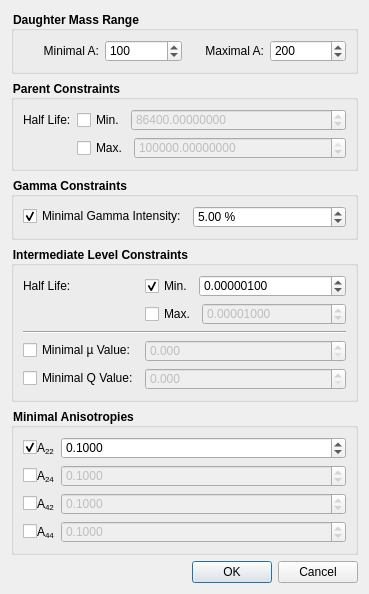
The window that trunk/SearchDialog.ui (ferdymercury/nuclei) describes before a commit, drawn with Qt 5.
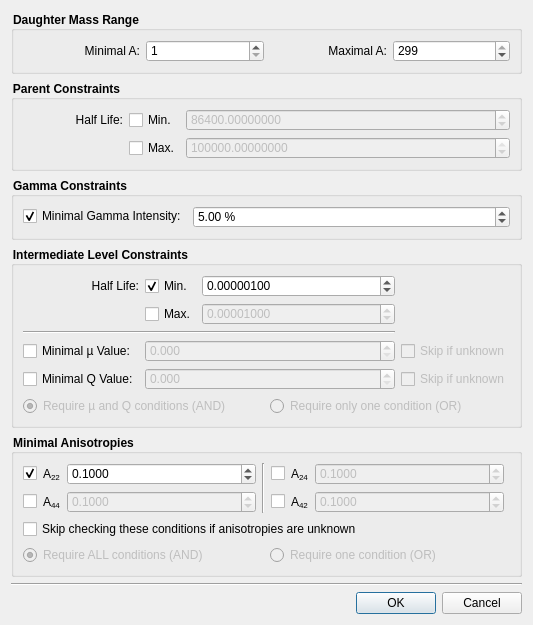
The same window after the commit. Icons and pictures are not drawn. Custom widgets are drawn as their Qt base class.

Commit message: Added new search options Anisotropy options not yet completely implemented!

Diff of the .ui file:
```diff
--- a/trunk/SearchDialog.ui
+++ b/trunk/SearchDialog.ui
@@ -6,8 +6,8 @@
    <rect>
     <x>0</x>
     <y>0</y>
-    <width>369</width>
-    <height>548</height>
+    <width>533</width>
+    <height>584</height>
    </rect>
   </property>
   <property name="windowTitle">
@@ -53,7 +53,7 @@
          <number>299</number>
         </property>
         <property name="value">
-         <number>100</number>
+         <number>1</number>
         </property>
        </widget>
       </item>
@@ -66,7 +66,7 @@
          <number>299</number>
         </property>
         <property name="value">
-         <number>200</number>
+         <number>299</number>
         </property>
        </widget>
       </item>
@@ -91,27 +91,31 @@
      <property name="title">
       <string>Parent Constraints</string>
      </property>
-     <layout class="QFormLayout" name="formLayout_4">
-      <property name="fieldGrowthPolicy">
-       <enum>QFormLayout::AllNonFixedFieldsGrow</enum>
-      </property>
+     <layout class="QGridLayout" name="gridLayout_4">
       <item row="0" column="0">
        <widget class="QLabel" name="parentHalfLifeLabel">
+        <property name="minimumSize">
+         <size>
+          <width>100</width>
+          <height>0</height>
+         </size>
+        </property>
         <property name="text">
          <string>Half Life:</string>
         </property>
+        <property name="alignment">
+         <set>Qt::AlignRight|Qt::AlignTrailing|Qt::AlignVCenter</set>
+        </property>
        </widget>
       </item>
       <item row="0" column="1">
-       <layout class="QHBoxLayout" name="horizontalLayout_9">
-        <item>
          <widget class="QCheckBox" name="minParentHalfLifeCheck">
           <property name="text">
            <string>Min.</string>
           </property>
          </widget>
         </item>
-        <item>
+      <item row="0" column="2">
          <widget class="HalfLifeSpinBox" name="minParentHalfLife">
           <property name="enabled">
            <bool>false</bool>
@@ -133,18 +137,14 @@
           </property>
          </widget>
         </item>
-       </layout>
-      </item>
       <item row="1" column="1">
-       <layout class="QHBoxLayout" name="horizontalLayout_10">
-        <item>
          <widget class="QCheckBox" name="maxParentHalfLifeCheck">
           <property name="text">
            <string>Max.</string>
           </property>
          </widget>
         </item>
-        <item>
+      <item row="1" column="2">
          <widget class="HalfLifeSpinBox" name="maxParentHalfLife">
           <property name="enabled">
            <bool>false</bool>
@@ -167,8 +167,6 @@
          </widget>
         </item>
        </layout>
-      </item>
-     </layout>
     </widget>
    </item>
    <item>
@@ -211,20 +209,18 @@
      <property name="title">
       <string>Intermediate Level Constraints</string>
      </property>
-     <layout class="QFormLayout" name="formLayout">
-      <property name="fieldGrowthPolicy">
-       <enum>QFormLayout::AllNonFixedFieldsGrow</enum>
-      </property>
+     <layout class="QGridLayout" name="gridLayout_2">
       <item row="0" column="0">
        <widget class="QLabel" name="intHalfLifeLabel">
         <property name="text">
          <string>Half Life:</string>
         </property>
+        <property name="alignment">
+         <set>Qt::AlignRight|Qt::AlignTrailing|Qt::AlignVCenter</set>
+        </property>
        </widget>
       </item>
       <item row="0" column="1">
-       <layout class="QHBoxLayout" name="horizontalLayout_2">
-        <item>
          <widget class="QCheckBox" name="minIntHalfLifeCheck">
           <property name="text">
            <string>Min.</string>
@@ -234,7 +230,7 @@
           </property>
          </widget>
         </item>
-        <item>
+      <item row="0" column="2">
          <widget class="HalfLifeSpinBox" name="minIntHalfLife">
           <property name="sizePolicy">
            <sizepolicy hsizetype="MinimumExpanding" vsizetype="Fixed">
@@ -253,18 +249,14 @@
           </property>
          </widget>
         </item>
-       </layout>
-      </item>
       <item row="1" column="1">
-       <layout class="QHBoxLayout" name="horizontalLayout_3">
-        <item>
          <widget class="QCheckBox" name="maxIntHalfLifeCheck">
           <property name="text">
            <string>Max.</string>
           </property>
          </widget>
         </item>
-        <item>
+      <item row="1" column="2">
          <widget class="HalfLifeSpinBox" name="maxIntHalfLife">
           <property name="enabled">
            <bool>false</bool>
@@ -283,9 +275,7 @@
           </property>
          </widget>
         </item>
-       </layout>
-      </item>
-      <item row="2" column="0" colspan="2">
+      <item row="2" column="0" colspan="3">
        <widget class="Line" name="line">
         <property name="orientation">
          <enum>Qt::Horizontal</enum>
@@ -299,7 +289,7 @@
         </property>
        </widget>
       </item>
-      <item row="3" column="1">
+      <item row="3" column="1" colspan="2">
        <widget class="QDoubleSpinBox" name="muVal">
         <property name="enabled">
          <bool>false</bool>
@@ -312,6 +302,19 @@
         </property>
        </widget>
       </item>
+      <item row="3" column="3">
+       <widget class="QCheckBox" name="muValSkip">
+        <property name="enabled">
+         <bool>false</bool>
+        </property>
+        <property name="toolTip">
+         <string>Skip check of this condition if value is unknown</string>
+        </property>
+        <property name="text">
+         <string>Skip if unknown</string>
+        </property>
+       </widget>
+      </item>
       <item row="4" column="0">
        <widget class="QCheckBox" name="qValCheck">
         <property name="text">
@@ -319,7 +322,7 @@
         </property>
        </widget>
       </item>
-      <item row="4" column="1">
+      <item row="4" column="1" colspan="2">
        <widget class="QDoubleSpinBox" name="qVal">
         <property name="enabled">
          <bool>false</bool>
@@ -332,6 +335,52 @@
         </property>
        </widget>
       </item>
+      <item row="4" column="3">
+       <widget class="QCheckBox" name="qValSkip">
+        <property name="enabled">
+         <bool>false</bool>
+        </property>
+        <property name="toolTip">
+         <string>Skip check of this condition if value is unknown</string>
+        </property>
+        <property name="text">
+         <string>Skip if unknown</string>
+        </property>
+       </widget>
+      </item>
+      <item row="5" column="0" colspan="4">
+       <layout class="QHBoxLayout" name="horizontalLayout">
+        <item>
+         <widget class="QRadioButton" name="muQAnd">
+          <property name="enabled">
+           <bool>false</bool>
+          </property>
+          <property name="toolTip">
+           <string>If checked only cascades fulfilling the µ and Q constraints simultaneously will be added to the search results</string>
+          </property>
+          <property name="text">
+           <string>Require µ and Q conditions (AND)</string>
+          </property>
+          <property name="checked">
+           <bool>true</bool>
+          </property>
+         </widget>
+        </item>
+        <item>
+         <widget class="QRadioButton" name="muQOr">
+          <property name="enabled">
+           <bool>false</bool>
+          </property>
+          <property name="toolTip">
+           <string>If checked all cascades fulfilling the µ or Q constraints or both will be added to the search results</string>
+          </property>
+          <property name="text">
+           <string>Require only one condition (OR)</string>
+          </property>
+         </widget>
+        </item>
+       </layout>
+      </item>
      </layout>
     </widget>
    </item>
@@ -340,29 +389,132 @@
      <property name="title">
       <string>Minimal Anisotropies</string>
      </property>
-     <layout class="QFormLayout" name="formLayout_3">
-      <property name="fieldGrowthPolicy">
-       <enum>QFormLayout::AllNonFixedFieldsGrow</enum>
-      </property>
+     <layout class="QGridLayout" name="gridLayout_3">
+      <item row="1" column="6">
+       <widget class="QDoubleSpinBox" name="a42">
+        <property name="enabled">
+         <bool>false</bool>
+        </property>
+        <property name="sizePolicy">
+         <sizepolicy hsizetype="Expanding" vsizetype="Fixed">
+          <horstretch>0</horstretch>
+          <verstretch>0</verstretch>
+         </sizepolicy>
+        </property>
+        <property name="decimals">
+         <number>4</number>
+        </property>
+        <property name="minimum">
+         <double>-100.000000000000000</double>
+        </property>
+        <property name="maximum">
+         <double>100.000000000000000</double>
+        </property>
+        <property name="singleStep">
+         <double>0.010000000000000</double>
+        </property>
+        <property name="value">
+         <double>0.100000000000000</double>
+        </property>
+       </widget>
+      </item>
+      <item row="0" column="6">
+       <widget class="QDoubleSpinBox" name="a24">
+        <property name="enabled">
+         <bool>false</bool>
+        </property>
+        <property name="sizePolicy">
+         <sizepolicy hsizetype="Expanding" vsizetype="Fixed">
+          <horstretch>0</horstretch>
+          <verstretch>0</verstretch>
+         </sizepolicy>
+        </property>
+        <property name="decimals">
+         <number>4</number>
+        </property>
+        <property name="minimum">
+         <double>-100.000000000000000</double>
+        </property>
+        <property name="maximum">
+         <double>100.000000000000000</double>
+        </property>
+        <property name="singleStep">
+         <double>0.010000000000000</double>
+        </property>
+        <property name="value">
+         <double>0.100000000000000</double>
+        </property>
+       </widget>
+      </item>
+      <item row="0" column="2">
+       <widget class="QDoubleSpinBox" name="a22">
+        <property name="sizePolicy">
+         <sizepolicy hsizetype="Expanding" vsizetype="Fixed">
+          <horstretch>0</horstretch>
+          <verstretch>0</verstretch>
+         </sizepolicy>
+        </property>
+        <property name="decimals">
+         <number>4</number>
+        </property>
+        <property name="minimum">
+         <double>-100.000000000000000</double>
+        </property>
+        <property name="maximum">
+         <double>100.000000000000000</double>
+        </property>
+        <property name="singleStep">
+         <double>0.010000000000000</double>
+        </property>
+        <property name="value">
+         <double>0.100000000000000</double>
+        </property>
+       </widget>
+      </item>
+      <item row="3" column="0" colspan="8">
+       <layout class="QHBoxLayout" name="horizontalLayout_4">
+        <item>
+         <widget class="QRadioButton" name="anisotropyAnd">
+          <property name="enabled">
+           <bool>false</bool>
+          </property>
+          <property name="toolTip">
+           <string>If checked only cascades fulfilling all enabled anisotropy constraints simultaneously will be added to the search result</string>
+          </property>
+          <property name="text">
+           <string>Require ALL conditions (AND)</string>
+          </property>
+          <property name="checked">
+           <bool>true</bool>
+          </property>
+         </widget>
+        </item>
+        <item>
+         <widget class="QRadioButton" name="anisotropyOr">
+          <property name="enabled">
+           <bool>false</bool>
+          </property>
+          <property name="toolTip">
+           <string>If checked all cascades fulfilling at least one of the anisotropy constraints will be added to the search result</string>
+          </property>
+          <property name="text">
+           <string>Require one condition (OR)</string>
+          </property>
+         </widget>
+        </item>
+       </layout>
+      </item>
+      <item row="2" column="0" colspan="8">
+       <widget class="QCheckBox" name="anisotropySkip">
+        <property name="toolTip">
+         <string>If δ or spin values are unknown and this box is checked the cascades will be added to the search results despite it is not possible to test the A&lt;sub&gt;kk&lt;/sub&gt; constraints.</string>
+        </property>
+        <property name="text">
+         <string>Skip checking these conditions if anisotropies are unknown</string>
+        </property>
+       </widget>
+      </item>
       <item row="0" column="0">
-       <layout class="QHBoxLayout" name="horizontalLayout_6">
-        <property name="spacing">
-         <number>0</number>
-        </property>
-        <item>
-         <spacer name="horizontalSpacer">
-          <property name="orientation">
-           <enum>Qt::Horizontal</enum>
-          </property>
-          <property name="sizeHint" stdset="0">
-           <size>
-            <width>0</width>
-            <height>0</height>
-           </size>
-          </property>
-         </spacer>
-        </item>
-        <item>
          <widget class="QCheckBox" name="a22Check">
           <property name="text">
            <string/>
@@ -372,7 +524,17 @@
           </property>
          </widget>
         </item>
-        <item>
+      <item row="1" column="1">
+       <widget class="QLabel" name="a44Label">
+        <property name="text">
+         <string>A&lt;sub&gt;44&lt;/sub&gt;</string>
+        </property>
+        <property name="buddy">
+         <cstring>a44</cstring>
+        </property>
+       </widget>
+      </item>
+      <item row="0" column="1">
          <widget class="QLabel" name="a22Label">
           <property name="text">
            <string>A&lt;sub&gt;22&lt;/sub&gt;</string>
@@ -382,10 +544,17 @@
           </property>
          </widget>
         </item>
-       </layout>
-      </item>
-      <item row="0" column="1">
-       <widget class="QDoubleSpinBox" name="a22">
+      <item row="1" column="2">
+       <widget class="QDoubleSpinBox" name="a44">
+        <property name="enabled">
+         <bool>false</bool>
+        </property>
+        <property name="sizePolicy">
+         <sizepolicy hsizetype="Expanding" vsizetype="Fixed">
+          <horstretch>0</horstretch>
+          <verstretch>0</verstretch>
+         </sizepolicy>
+        </property>
         <property name="decimals">
          <number>4</number>
         </property>
@@ -404,31 +573,13 @@
        </widget>
       </item>
       <item row="1" column="0">
-       <layout class="QHBoxLayout" name="horizontalLayout_5">
-        <property name="spacing">
-         <number>0</number>
-        </property>
-        <item>
-         <spacer name="horizontalSpacer_2">
-          <property name="orientation">
-           <enum>Qt::Horizontal</enum>
-          </property>
-          <property name="sizeHint" stdset="0">
-           <size>
-            <width>0</width>
-            <height>0</height>
-           </size>
-          </property>
-         </spacer>
-        </item>
-        <item>
-         <widget class="QCheckBox" name="a24Check">
+       <widget class="QCheckBox" name="a44Check">
           <property name="text">
            <string/>
           </property>
          </widget>
         </item>
-        <item>
+      <item row="0" column="5">
          <widget class="QLabel" name="a24Label">
           <property name="text">
            <string>A&lt;sub&gt;24&lt;/sub&gt;</string>
@@ -438,56 +589,28 @@
           </property>
          </widget>
         </item>
-       </layout>
-      </item>
-      <item row="1" column="1">
-       <widget class="QDoubleSpinBox" name="a24">
-        <property name="enabled">
-         <bool>false</bool>
-        </property>
-        <property name="decimals">
-         <number>4</number>
-        </property>
-        <property name="minimum">
-         <double>-100.000000000000000</double>
-        </property>
-        <property name="maximum">
-         <double>100.000000000000000</double>
-        </property>
-        <property name="singleStep">
-         <double>0.010000000000000</double>
-        </property>
-        <property name="value">
-         <double>0.100000000000000</double>
-        </property>
-       </widget>
-      </item>
-      <item row="2" column="0">
-       <layout class="QHBoxLayout" name="horizontalLayout_7">
-        <property name="spacing">
-         <number>0</number>
-        </property>
-        <item>
-         <spacer name="horizontalSpacer_3">
+      <item row="0" column="3" rowspan="2">
+       <widget class="Line" name="line_3">
           <property name="orientation">
-           <enum>Qt::Horizontal</enum>
-          </property>
-          <property name="sizeHint" stdset="0">
-           <size>
-            <width>0</width>
-            <height>0</height>
-           </size>
-          </property>
-         </spacer>
-        </item>
-        <item>
+         <enum>Qt::Vertical</enum>
+        </property>
+       </widget>
+      </item>
+      <item row="0" column="4">
+       <widget class="QCheckBox" name="a24Check">
+        <property name="text">
+         <string/>
+        </property>
+       </widget>
+      </item>
+      <item row="1" column="4">
          <widget class="QCheckBox" name="a42Check">
           <property name="text">
            <string/>
           </property>
          </widget>
         </item>
-        <item>
+      <item row="1" column="5">
          <widget class="QLabel" name="a42Label">
           <property name="text">
            <string>A&lt;sub&gt;42&lt;/sub&gt;</string>
@@ -498,89 +621,6 @@
          </widget>
         </item>
        </layout>
-      </item>
-      <item row="2" column="1">
-       <widget class="QDoubleSpinBox" name="a42">
-        <property name="enabled">
-         <bool>false</bool>
-        </property>
-        <property name="decimals">
-         <number>4</number>
-        </property>
-        <property name="minimum">
-         <double>-100.000000000000000</double>
-        </property>
-        <property name="maximum">
-         <double>100.000000000000000</double>
-        </property>
-        <property name="singleStep">
-         <double>0.010000000000000</double>
-        </property>
-        <property name="value">
-         <double>0.100000000000000</double>
-        </property>
-       </widget>
-      </item>
-      <item row="3" column="0">
-       <layout class="QHBoxLayout" name="horizontalLayout_8">
-        <property name="spacing">
-         <number>0</number>
-        </property>
-        <item>
-         <spacer name="horizontalSpacer_4">
-          <property name="orientation">
-           <enum>Qt::Horizontal</enum>
-          </property>
-          <property name="sizeHint" stdset="0">
-           <size>
-            <width>0</width>
-            <height>0</height>
-           </size>
-          </property>
-         </spacer>
-        </item>
-        <item>
-         <widget class="QCheckBox" name="a44Check">
-          <property name="text">
-           <string/>
-          </property>
-         </widget>
-        </item>
-        <item>
-         <widget class="QLabel" name="a44Label">
-          <property name="text">
-           <string>A&lt;sub&gt;44&lt;/sub&gt;</string>
-          </property>
-          <property name="buddy">
-           <cstring>a44</cstring>
-          </property>
-         </widget>
-        </item>
-       </layout>
-      </item>
-      <item row="3" column="1">
-       <widget class="QDoubleSpinBox" name="a44">
-        <property name="enabled">
-         <bool>false</bool>
-        </property>
-        <property name="decimals">
-         <number>4</number>
-        </property>
-        <property name="minimum">
-         <double>-100.000000000000000</double>
-        </property>
-        <property name="maximum">
-         <double>100.000000000000000</double>
-        </property>
-        <property name="singleStep">
-         <double>0.010000000000000</double>
-        </property>
-        <property name="value">
-         <double>0.100000000000000</double>
-        </property>
-       </widget>
-      </item>
-     </layout>
     </widget>
    </item>
    <item>
@@ -596,6 +636,13 @@
      </property>
     </spacer>
    </item>
+   <item>
+    <widget class="Line" name="line_2">
+     <property name="orientation">
+      <enum>Qt::Horizontal</enum>
+     </property>
+    </widget>
+   </item>
    <item>
     <widget class="QDialogButtonBox" name="buttonBox">
      <property name="orientation">
```
Left out of the diff: 132 changed lines with no effect on the pictures. Lines whose indentation alone changed are shown as unchanged. The commit also changes 5 other files.
